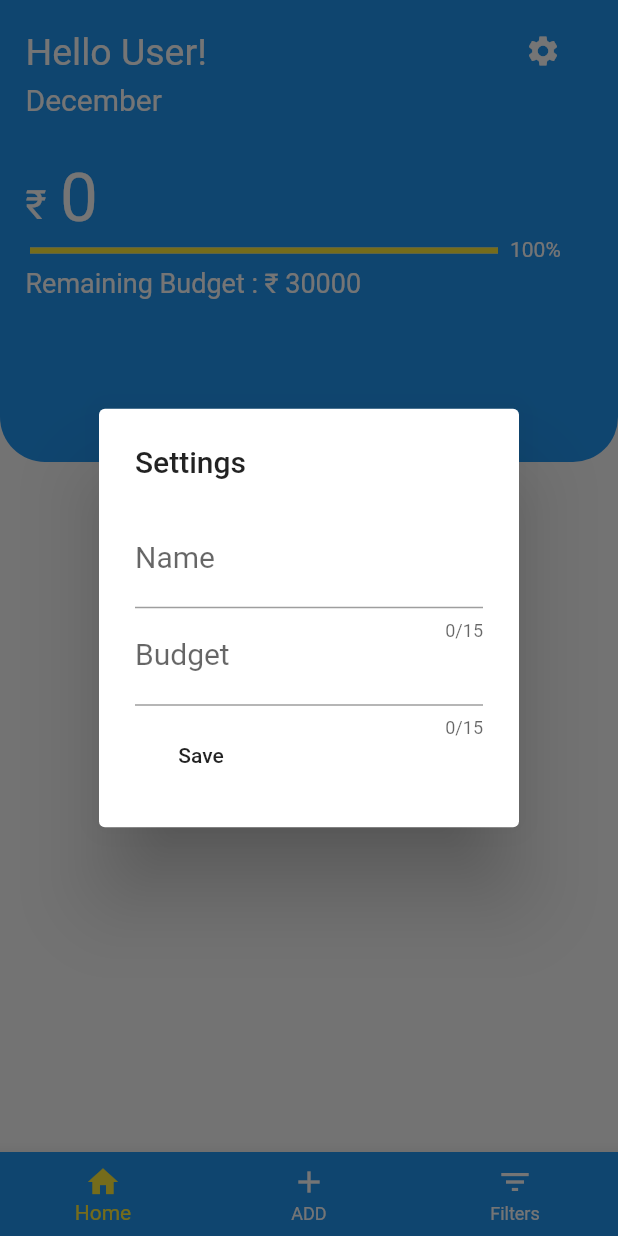
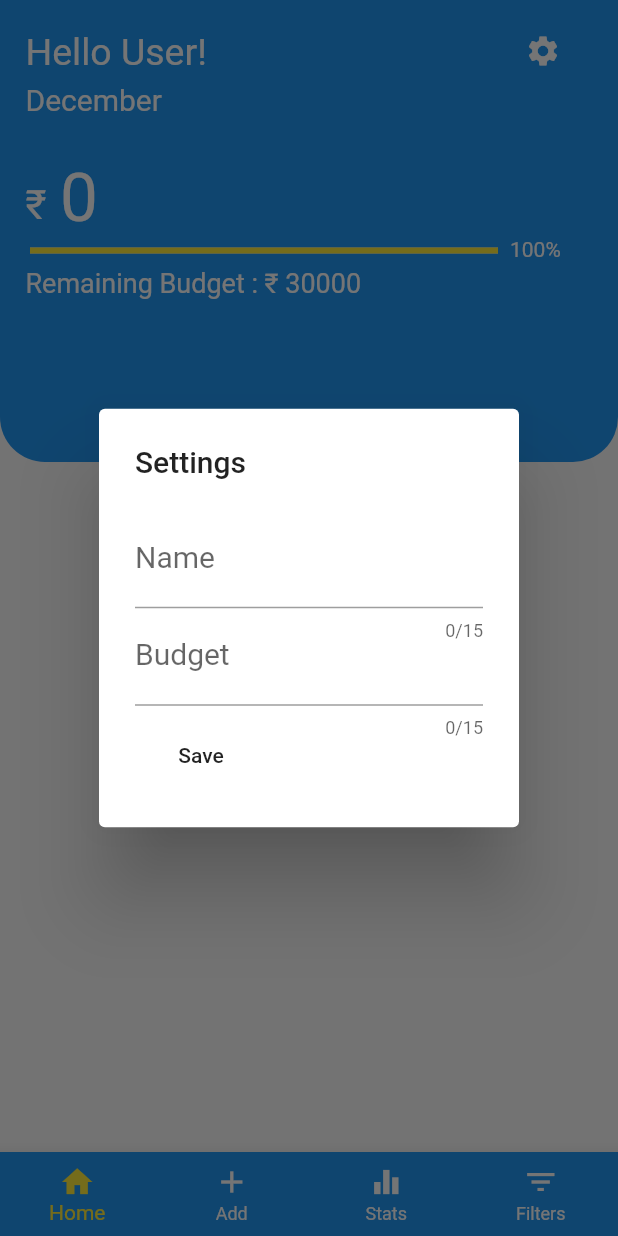
Before and after one commit to pranjal0207/personal_finance_management_app, a Flutter app: the screen it shows after launch, after a tap on the "settings" icon, on a phone screen of 412 x 824 dp. Run offline on Flutter 3.47's test engine with Material 2 defaults, Android fonts, the phone set to English and light mode, and no system bars; our stand-ins replace flutter_bloc, sqflite; accounts and stored records are empty.

Commit message:
Stats page added

```diff
--- /dev/null
+++ b/lib/stats.dart
@@ -0,0 +1,30 @@
+import 'package:personal_finance_management_app/events/set_filter.dart';
+import 'Utils/DBHelper.dart';
+import 'Utils/transaction.dart';
+import 'package:personal_finance_management_app/events/delete_transactions.dart';
+import 'package:flutter/material.dart';
+import 'package:flutter_bloc/flutter_bloc.dart';
+import 'bloc/transaction_bloc.dart';
+import 'package:intl/intl.dart';
+
+class Stats extends StatefulWidget {
+  const Stats({Key key}) : super(key: key);
+
+  @override
+  StatState createState() => StatState();
+}
+
+class StatState extends State<Stats> {
+
+
+  @override
+  Widget build(BuildContext context) {
+    print("Building entire filter list scaffold");
+    return Scaffold(
+      appBar: AppBar(title : Text("Stats")),
+      body : SafeArea(
+        child: Text("TEMP"),
+        ),
+        );
+  }
+}
--- a/lib/transaction_form.dart
+++ b/lib/transaction_form.dart
@@ -73,7 +73,7 @@ class TransactionFormState extends State<TransactionForm> {
       decoration: InputDecoration(
         labelText: 'Amount',
         prefixIcon: InkWell(
-          child : Icon(Icons.money) ,
+          child : Icon(Icons.attach_money) ,
         ),
       ),
       keyboardType: TextInputType.number,
--- a/lib/transaction_list.dart
+++ b/lib/transaction_list.dart
@@ -8,6 +8,7 @@ import 'package:flutter/material.dart';
 import 'package:flutter_bloc/flutter_bloc.dart';
 import 'bloc/transaction_bloc.dart';
 import 'filter.dart';
+import 'stats.dart';
 
 class TransactionList extends StatefulWidget {
   const TransactionList({Key key}) : super(key: key);
@@ -23,7 +24,7 @@ class _TransactionListState extends State<TransactionList> {
   double percent = 0;
   String name = "User";
   String curmonth = "temp";
-  List months = ['January' , 'February','March','April','May','June','July','August','September','October','Novomber','December'];
+  List months = ['January','February','March','April','May','June','July','August','September','October','November','December'];
   var controller1 = new TextEditingController();
   var controller2 = new TextEditingController();
 
@@ -306,7 +307,7 @@ class _TransactionListState extends State<TransactionList> {
               ),
 
               Container(
-                margin: EdgeInsets.only(top: 240, bottom: 0),
+                margin: EdgeInsets.only(top: 260, bottom: 0),
                 child: BlocConsumer<TransactionBloc, List<OTransaction>>(
                 builder: (context, transactionList) {
                 return ListView.separated(
@@ -355,12 +356,15 @@ class _TransactionListState extends State<TransactionList> {
       ),
 
       bottomNavigationBar: BottomNavigationBar(
+        type: BottomNavigationBarType.fixed,
         backgroundColor: Colors.blue,
         items: <BottomNavigationBarItem>[
           BottomNavigationBarItem(
               icon: Icon(Icons.home), title: Text('Home')),
           BottomNavigationBarItem(
-              icon: Icon(Icons.add), title: Text('ADD')),
+              icon: Icon(Icons.add), title: Text('Add')),
+          BottomNavigationBarItem(
+              icon: Icon(Icons.equalizer), title: Text('Stats')),
           BottomNavigationBarItem(
               icon: Icon(Icons.filter_list), title: Text('Filters')),
         ],
@@ -374,14 +378,14 @@ class _TransactionListState extends State<TransactionList> {
                 Navigator.push(context,MaterialPageRoute(builder: (BuildContext context) => TransactionForm()));
                 selectedIndex = 0;
               }
+              if (selectedIndex == 2)
+                Navigator.push(context,MaterialPageRoute(builder: (BuildContext context) => Stats()));
 
-              if (selectedIndex == 2)
+              if (selectedIndex == 3)
                 Navigator.push(context,MaterialPageRoute(builder: (BuildContext context) => Filter()));
-
               if (selectedIndex == 0){
                   _calcTotal();
                   //initState();
-
               }
 
             });
```
Also changed, not shown: pubspec.lock.
